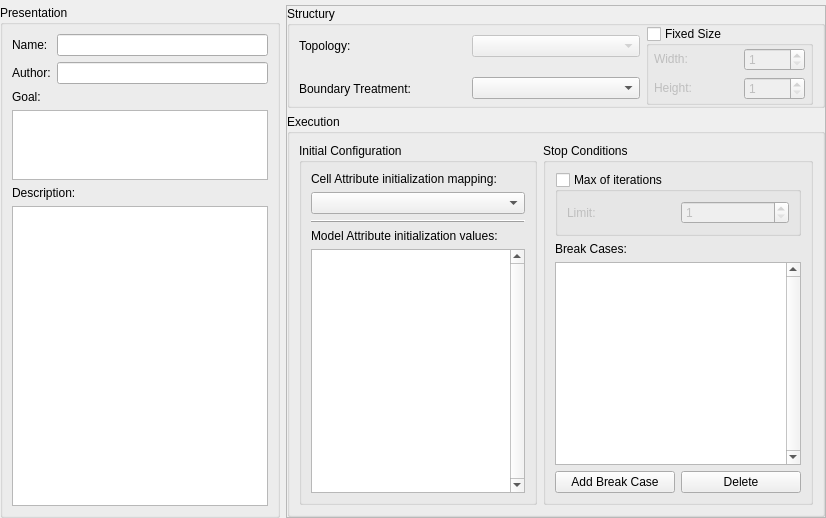
Before: the Qt Designer form src/ca_modeler/ModelPropertiesHandler/model_properties_handler_widget.ui in rff255/GenesisCA, drawn with Qt 5.
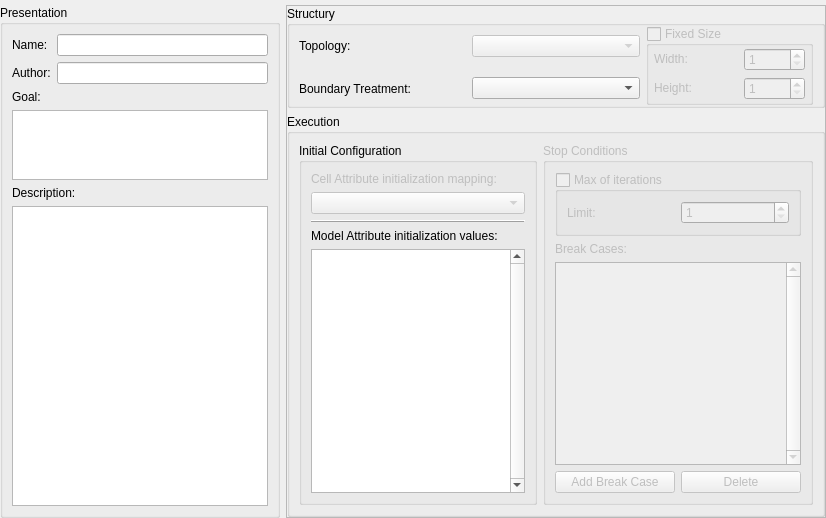
After: the same form once the commit is applied.

Commit message: - Finish CACell class code generation for .h and .cpp - Implements the exportation of .h and .cpp of created model (missing CAModel code)

The edit to the form file:
```diff
--- a/src/ca_modeler/ModelPropertiesHandler/model_properties_handler_widget.ui
+++ b/src/ca_modeler/ModelPropertiesHandler/model_properties_handler_widget.ui
@@ -212,7 +212,7 @@
          <item row="0" column="2" rowspan="2">
           <widget class="QGroupBox" name="gb_fixed_size">
            <property name="enabled">
-            <bool>true</bool>
+            <bool>false</bool>
            </property>
            <property name="title">
             <string>Fixed Size</string>
@@ -330,10 +330,17 @@
              </widget>
             </item>
             <item row="1" column="0">
-             <widget class="QComboBox" name="cb_cell_attr_init"/>
+             <widget class="QComboBox" name="cb_cell_attr_init">
+              <property name="enabled">
+               <bool>false</bool>
+              </property>
+             </widget>
             </item>
             <item row="0" column="0">
              <widget class="QLabel" name="lbl_cell_attr_init">
+              <property name="enabled">
+               <bool>false</bool>
+              </property>
               <property name="text">
                <string>Cell Attribute initialization mapping:</string>
               </property>
@@ -354,6 +361,9 @@
          </item>
          <item row="0" column="1">
           <widget class="QGroupBox" name="gb_stop_conditions">
+           <property name="enabled">
+            <bool>false</bool>
+           </property>
            <property name="minimumSize">
             <size>
              <width>270</width>
@@ -369,6 +379,9 @@
            <layout class="QGridLayout" name="gridLayout_20">
             <item row="0" column="0" colspan="2">
              <widget class="QGroupBox" name="gb_max_iterations">
+              <property name="enabled">
+               <bool>false</bool>
+              </property>
               <property name="title">
                <string>Max of iterations</string>
               </property>
```
The commit also changes 6 other files.
